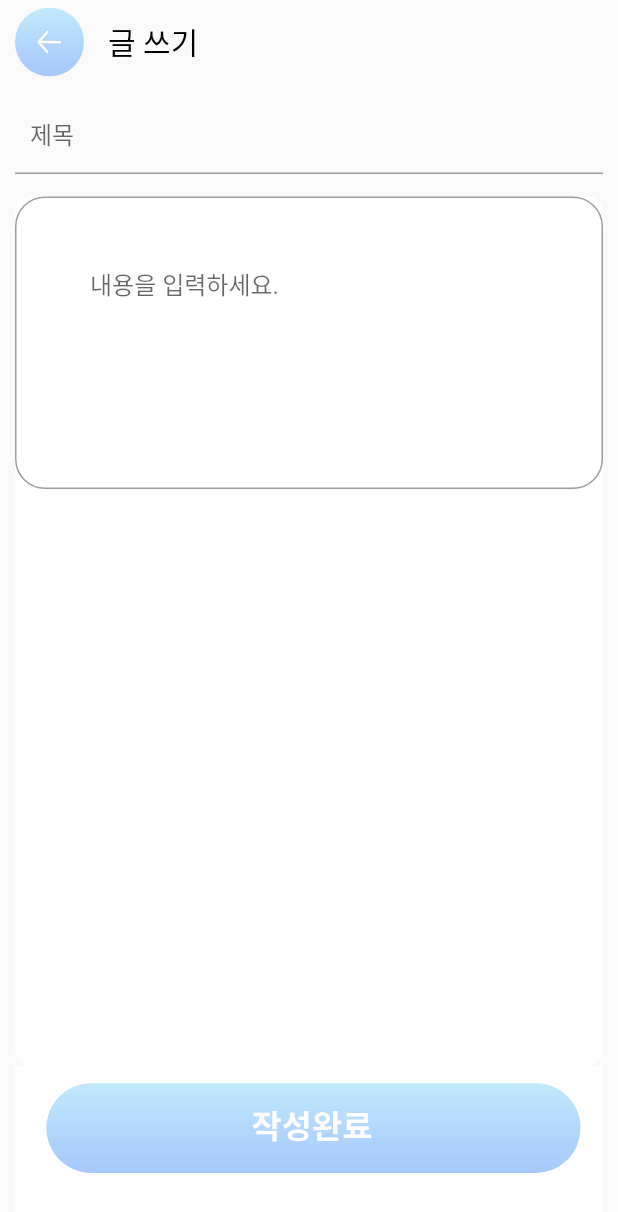
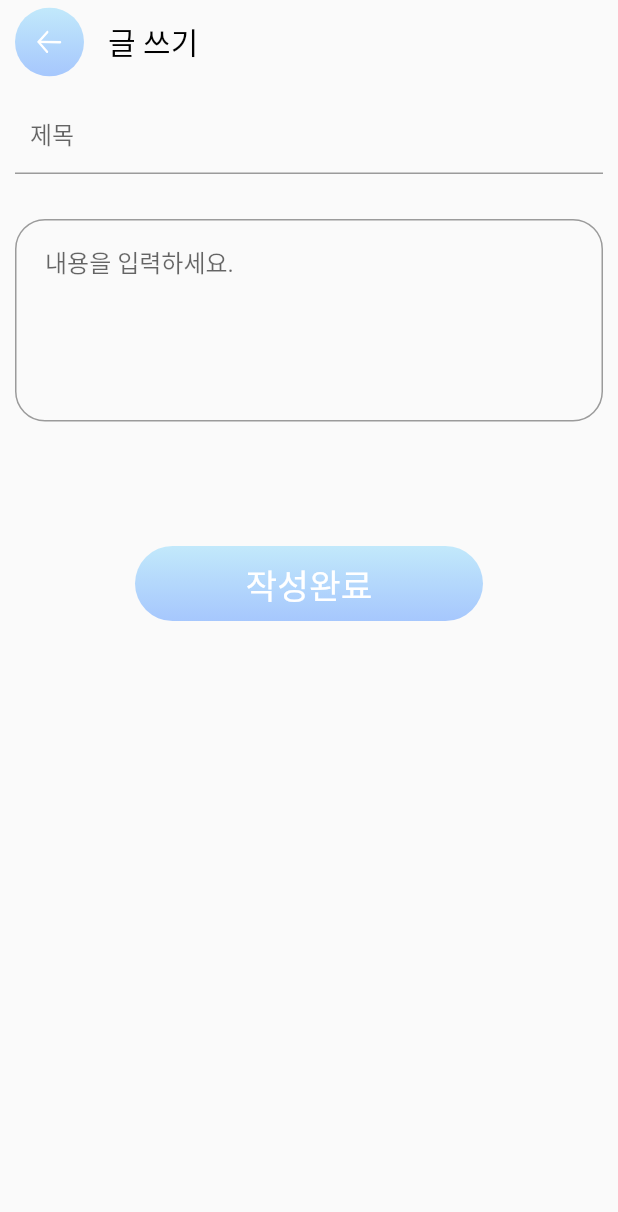
Before and after one commit to kau-qj/realfrontend, a Flutter app: the screen it shows after launch, item 4 of the bottom bar chosen, after a tap on the "create" icon, on a phone screen of 412 x 824 dp. Shown: the top 1212 px of the screen. Run offline on Flutter 3.47's test engine with Material 2 defaults, Android fonts, the phone set to English and light mode, and no system bars; our stand-ins replace carousel_slider, flutter_spinkit, flutter_svg; missing offline and left inert: flutter_inner_shadow; network calls fail.

Commit message:
강의추천 글쓰기 ui 수정, job_dic 북마크 수정

```diff
--- a/lib/post.dart
+++ b/lib/post.dart
@@ -1,12 +1,166 @@
 import 'package:flutter/material.dart';
 import 'package:flutter_svg/flutter_svg.dart';
-
 
 class Post {
   final String title;
   final String content;
 
   Post(this.title, this.content);
+}
+
+class CreatePostPage extends StatefulWidget {
+  const CreatePostPage({Key? key}) : super(key: key);
+
+  @override
+  _CreatePostPageState createState() => _CreatePostPageState();
+}
+
+class _CreatePostPageState extends State<CreatePostPage> {
+  final TextEditingController _titleController = TextEditingController();
+  final TextEditingController _contentController = TextEditingController();
+
+  @override
+  Widget build(BuildContext context) {
+    return Scaffold(
+      appBar: AppBar(
+        backgroundColor: Colors.transparent,
+        title: const Text(
+          '글 쓰기',
+          style: TextStyle(
+            fontSize: 20,
+            color: Color.fromRGBO(0, 0, 0, 1),
+          ),
+        ),
+        centerTitle: false,
+        elevation: 0,
+        leading: Padding(
+          padding: EdgeInsets.only(left: 10),
+          child: InkWell(
+            onTap: () {
+              Navigator.pop(context);
+            },
+            child: SvgPicture.asset('assets/BackButton.svg'),
+          ),
+        ),
+      ),
+      body: Padding(
+        padding: const EdgeInsets.all(10.0),
+        child: Column(
+          children: [
+            Container(
+              height: 50,
+              child: TextField(
+                controller: _titleController,
+                decoration: InputDecoration(
+                  labelText: '제목',
+                  border: UnderlineInputBorder(),
+                  focusedBorder: UnderlineInputBorder(
+                    borderSide: BorderSide(color: Color.fromRGBO(161, 196, 253, 1)),
+                  ),
+                  contentPadding: EdgeInsets.all(10),
+                ),
+              ),
+            ),
+            const SizedBox(height: 30.0),
+            Expanded(
+              flex: 3,
+              child: Container(
+                decoration: BoxDecoration(
+                  //color: Colors.white,
+                  borderRadius: BorderRadius.circular(10),
+                ),
+                child: TextField(
+                  controller: _contentController,
+                  maxLines: 10,  // Increase maxLines to adjust the size of the text input area
+                  minLines: 5,
+                  decoration: InputDecoration(
+                    labelText: '내용을 입력하세요.',
+                    alignLabelWithHint: true,
+                    border: OutlineInputBorder(
+                      borderRadius: BorderRadius.circular(20),
+                    ),
+                    focusedBorder: OutlineInputBorder(
+                      borderSide: BorderSide(color: Color.fromRGBO(161, 196, 253, 1)),
+                      borderRadius: BorderRadius.circular(20),
+                    ),
+                    contentPadding: EdgeInsets.all(20),
+                  ),
+                ),
+              ),
+            ),
+            const SizedBox(height: 10.0),
+            Padding(
+              padding: EdgeInsets.only(bottom: 400.0),
+              child: ElevatedButton(
+                onPressed: () {
+                  // TODO: Save the post
+                  Navigator.pop(context); // 글 작성 완료 후 뒤로 가기
+                },
+                child: Ink(
+                  decoration: BoxDecoration(
+                    borderRadius: BorderRadius.circular(30),
+                    gradient: LinearGradient(
+                      begin: Alignment.topCenter,
+                      end: Alignment.bottomCenter,
+                      colors: [
+                        Color.fromRGBO(194, 233, 251, 1),  // 그라데이션 시작 색상
+                        Color.fromRGBO(161, 196, 253, 0.94),  // 그라데이션 끝 색상
+                      ],
+                    ),
+                  ),
+                  child: Container(
+                    height: 50,
+                    alignment: Alignment.center,
+                    child: const Text('작성완료', style: TextStyle(fontSize: 23)),
+                  ),
+                ),
+                style: ElevatedButton.styleFrom(
+                  shape: RoundedRectangleBorder(
+                    borderRadius: BorderRadius.circular(30),
+                  ),
+                  padding: const EdgeInsets.symmetric(horizontal: 80),
+                  primary: Colors.transparent,
+                  shadowColor: Colors.transparent,
+                ),
+              ),
+            ),
+          ],
+        ),
+      ),
+    );
+  }
+}
+
+class PostDetailsPage extends StatelessWidget {
+  final Post post;
+
+  const PostDetailsPage({Key? key, required this.post}) : super(key: key);
+
+  @override
+  Widget build(BuildContext context) {
+    return Scaffold(
+      appBar: AppBar(
+        title: Text(post.title),
+      ),
+      body: Padding(
+        padding: const EdgeInsets.all(16.0),
+        child: Column(
+          crossAxisAlignment: CrossAxisAlignment.start,
+          children: [
+            Text(
+              post.title,
+              style: TextStyle(
+                fontSize: 20.0,
+                fontWeight: FontWeight.bold,
+              ),
+            ),
+            SizedBox(height: 8.0),
+            Text(post.content),
+          ],
+        ),
+      ),
+    );
+  }
 }
 
 class PostPage extends StatefulWidget {
@@ -18,7 +172,6 @@ class PostPage extends StatefulWidget {
 
 class _PostPageState extends State<PostPage> {
   final TextEditingController _searchController = TextEditingController();
-
   final List<Post> _posts = List<Post>.generate(
     50,
     (index) => Post('Post #$index', 'Content for Post #$index'),
@@ -59,11 +212,31 @@ class _PostPageState extends State<PostPage> {
       itemCount: _filteredPosts.length,
       itemBuilder: (context, index) {
         final post = _filteredPosts[index];
-        return ListTile(
-          title: Text(post.title),
-          subtitle: Text(post.content),
+        return Card(
+          margin: EdgeInsets.symmetric(vertical: 8.0, horizontal: 16.0),
+          elevation: 2.0,
+          child: ListTile(
+            onTap: () {
+              _navigateToPostDetails(post);
+            },
+            title: Text(
+              post.title,
+              style: TextStyle(
+                fontSize: 18.0,
+                fontWeight: FontWeight.bold,
+              ),
+            ),
+            subtitle: Text(post.content),
+          ),
         );
       },
+    );
+  }
+
+  void _navigateToPostDetails(Post post) {
+    Navigator.push(
+      context,
+      MaterialPageRoute(builder: (context) => PostDetailsPage(post: post)),
     );
   }
 
@@ -86,43 +259,36 @@ class _PostPageState extends State<PostPage> {
                     hintText: 'Search...',
                     suffixIcon: IconButton(
                       icon: const Icon(Icons.clear),
-                      onPressed: () => _searchController.clear(),
+                      onPressed: () {
+                        _searchController.clear();
+                        _filterPosts(); // 필터링 초기화
+                      },
                     ),
                     prefixIcon: IconButton(
                       icon: const Icon(Icons.search),
-                      onPressed: () {},
+                      onPressed: _filterPosts,
                     ),
                     border: OutlineInputBorder(
                       borderRadius: BorderRadius.circular(30.0),
                     ),
                     focusedBorder: OutlineInputBorder(
                       borderRadius: BorderRadius.circular(30.0),
-                      borderSide: BorderSide(color: Color.fromRGBO(161, 196, 253, 1)),  // 포커스를 가질 때의 테두리 색상
+                      borderSide: BorderSide(color: Color.fromRGBO(161, 196, 253, 1)),
                     ),
                   ),
                 ),
               ),
               TabBar(
-                labelColor: Color.fromRGBO(161, 196, 253, 1), // 선택된 Tab의 색상을 변경합니다.
+                labelColor: Color.fromRGBO(161, 196, 253, 1),
                 unselectedLabelColor: Colors.black,
                 labelStyle: TextStyle(fontSize: 12.0),
                 indicatorColor: Color.fromRGBO(161, 196, 253, 1),
                 tabs: [
-                  Tab(
-                    text: '자유',
-                  ),
-                  Tab(
-                    text: '채용',
-                  ),
-                  Tab(
-                    text: '대외활동',
-                  ),
-                  Tab(
-                    text: '동아리',
-                  ),
-                  Tab(
-                    text: '뉴스',
-                  ),
+                  Tab(text: '자유'),
+                  Tab(text: '채용'),
+                  Tab(text: '대외활동'),
+                  Tab(text: '동아리'),
+                  Tab(text: '뉴스'),
                 ],
               ),
               Expanded(
@@ -153,123 +319,3 @@ class _PostPageState extends State<PostPage> {
     );
   }
 }
-
-class CreatePostPage extends StatefulWidget {
-  const CreatePostPage({Key? key}) : super(key: key);
-
-  @override
-  _CreatePostPageState createState() => _CreatePostPageState();
-}
-
-class _CreatePostPageState extends State<CreatePostPage> {
-  final TextEditingController _titleController = TextEditingController();
-  final TextEditingController _contentController = TextEditingController();
-
-  @override
-  Widget build(BuildContext context) {
-    return Scaffold(
-      appBar: AppBar(
-        backgroundColor: Colors.transparent,
-        title: const Text('글 쓰기',
-          style: TextStyle(
-            fontSize: 20,
-            color: Color.fromRGBO(0, 0, 0, 1),
-          ),
-        ),
-        centerTitle: false,
-        elevation: 0,
-        leading: Padding(
-          padding: EdgeInsets.only(left: 10),
-          child: InkWell(
-            onTap: () {
-              Navigator.pop(context);
-            },
-            child: SvgPicture.asset('assets/BackButton.svg'),
-          ),
-        ),
-      ),
-      body: Padding(
-        padding: const EdgeInsets.all(10.0),
-        child: Column(
-          children: [
-            Container(
-              height: 50,
-
-              child: TextField(
-                controller: _titleController,
-                decoration: InputDecoration(
-                  labelText: '제목',
-
-                  border: UnderlineInputBorder(), // 선의 형태로 변경
-                  focusedBorder: UnderlineInputBorder( // 선택했을 때 테두리 색상을 빨간색으로 변경
-                    borderSide: BorderSide(color: Color.fromRGBO(161, 196, 253, 1)),
-                  ),
-                  contentPadding: EdgeInsets.all(10),
-                ),
-              ),
-            ),
-            const SizedBox(height: 15.0),
-            Expanded(
-              flex: 3,
-              child: Container(
-                decoration: BoxDecoration(
-                  color: Colors.white,
-                  borderRadius: BorderRadius.circular(10),
-                ),
-                child: TextField(
-                  controller: _contentController,
-                  maxLines: 5,
-                  minLines: 5,
-                  decoration: InputDecoration(
-                    labelText: '내용을 입력하세요.',
-                    alignLabelWithHint: true,
-                    border: OutlineInputBorder(
-                      borderRadius: BorderRadius.circular(20),
-                    ),
-                    focusedBorder: OutlineInputBorder( // 선택했을 때 테두리 색상을 빨간색으로 변경
-                      borderSide: BorderSide(color: Color.fromRGBO(161, 196, 253, 1)),
-                      borderRadius: BorderRadius.circular(20),
-                    ),
-                    contentPadding: EdgeInsets.all(50),
-                  ),
-                ),
-              ),
-            ),
-            const SizedBox(height: 0.0),
-            Align(
-              alignment: Alignment.bottomCenter,
-              child: GestureDetector(
-                onTap: () {
-                  // TODO: Save the post
-                },
-                child: Container(
-                  color: Colors.white, // 배경색을 파란색으로 설정
-                  child: SvgPicture.asset('assets/writeFinish.svg'),
-                ),
-              ),
-            ),
-
-            /*
-            Align(
-              alignment: Alignment.center,
-              child: ElevatedButton(
-                onPressed: () {
-                  // TODO: Save the post
-                },
-                child: const Text('작성완료', style: TextStyle(fontSize: 20)),
-                style: ElevatedButton.styleFrom(
-                  shape: RoundedRectangleBorder(
-                    borderRadius: BorderRadius.circular(30),
-                  ),
-                  padding: const EdgeInsets.symmetric(horizontal: 80),
-                  backgroundColor: Color.fromRGBO(194, 233, 251, 0.944),
-                ),
-              ),
-            ),
-            */
-          ],
-        ),
-      ),
-    );
-  }
-}
```
Also changed, not shown: lib/job_dic.dart (+11 -1 lines).
